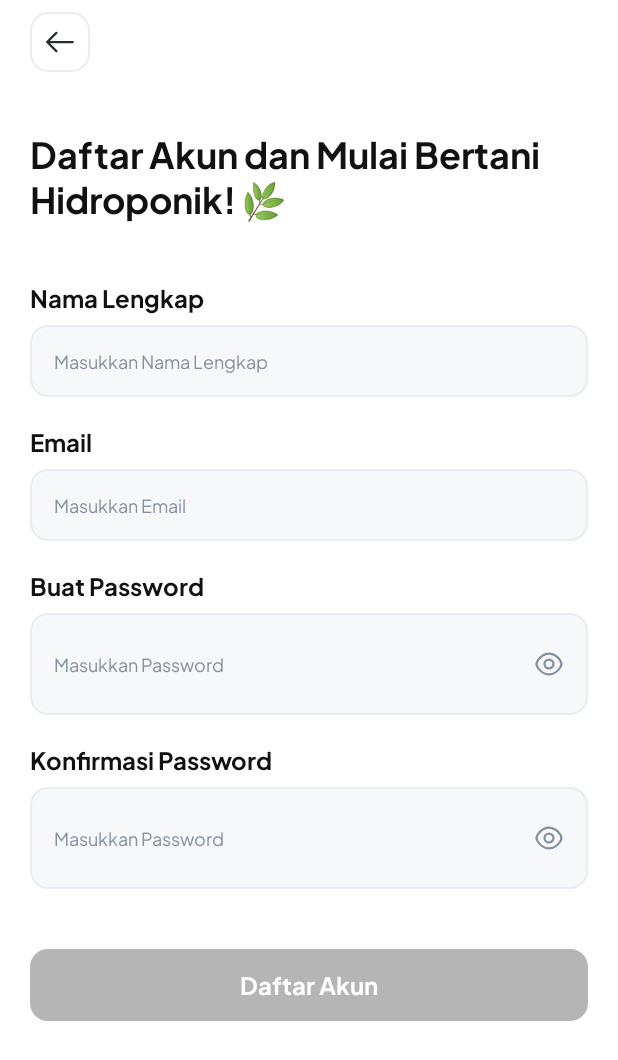
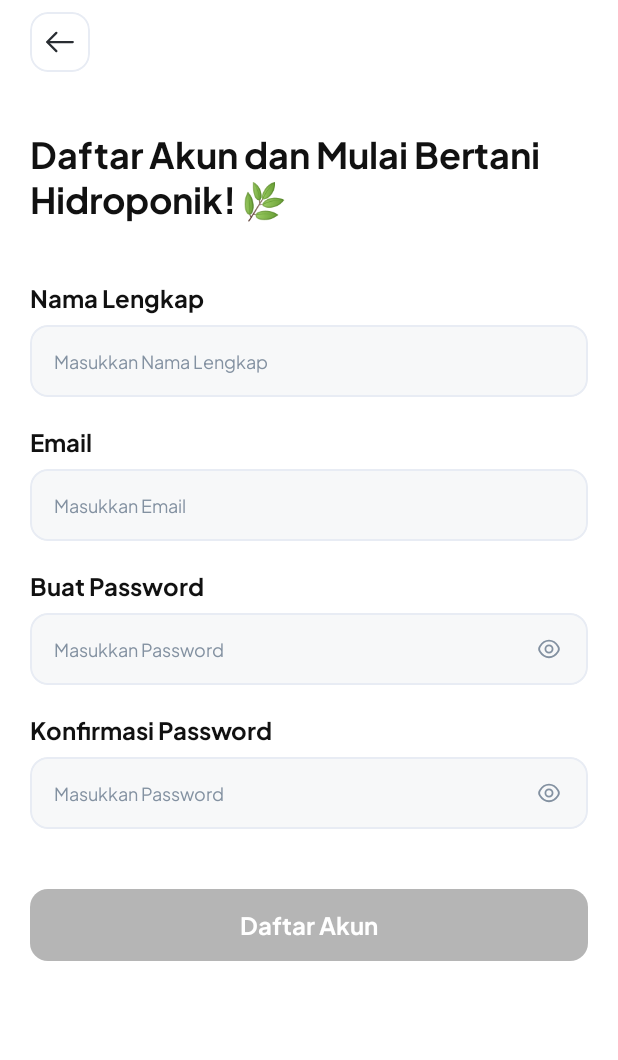
Before and after one commit to maruffirdaus/hydropome, an Android app built with Jetpack Compose: the RegisterScreen screen opened through its navigation route, on a phone screen of 412 x 824 dp. Shown: the top 1060 px of the screen. Run offline under Robolectric (Android 15) with nearby library versions, the phone set to English and light mode, and no system bars; our stand-ins replace Dagger/Hilt's generated code, Firebase (no records; nobody signed in at launch, a user with empty details on screens opened directly); libraries missing offline, so code that uses them is left out: io.sanghun.compose.

Commit message:
Fix password text field appear bigger

```diff
--- a/app/src/main/java/com/motion/hydropome/ui/common/component/CustomTextField.kt
+++ b/app/src/main/java/com/motion/hydropome/ui/common/component/CustomTextField.kt
@@ -78,7 +78,7 @@ fun CustomTextField(
         } else {
             KeyboardOptions.Default
         },
-        singleLine = isSingleLine,
+        singleLine = if (isPassword) true else isSingleLine,
         minLines = minLines,
         visualTransformation = if (!isPassword || isPasswordVisible) {
             VisualTransformation.None
@@ -92,7 +92,13 @@ fun CustomTextField(
                 Row(
                     modifier = Modifier
                         .fillMaxWidth()
-                        .defaultMinSize(minHeight = 48.dp)
+                        .let {
+                            if (isPassword) {
+                                it.height(48.dp)
+                            } else {
+                                it.defaultMinSize(minHeight = 48.dp)
+                            }
+                        }
                         .clip(RoundedCornerShape(12.dp))
                         .border(
                             width = 1.dp,
```
